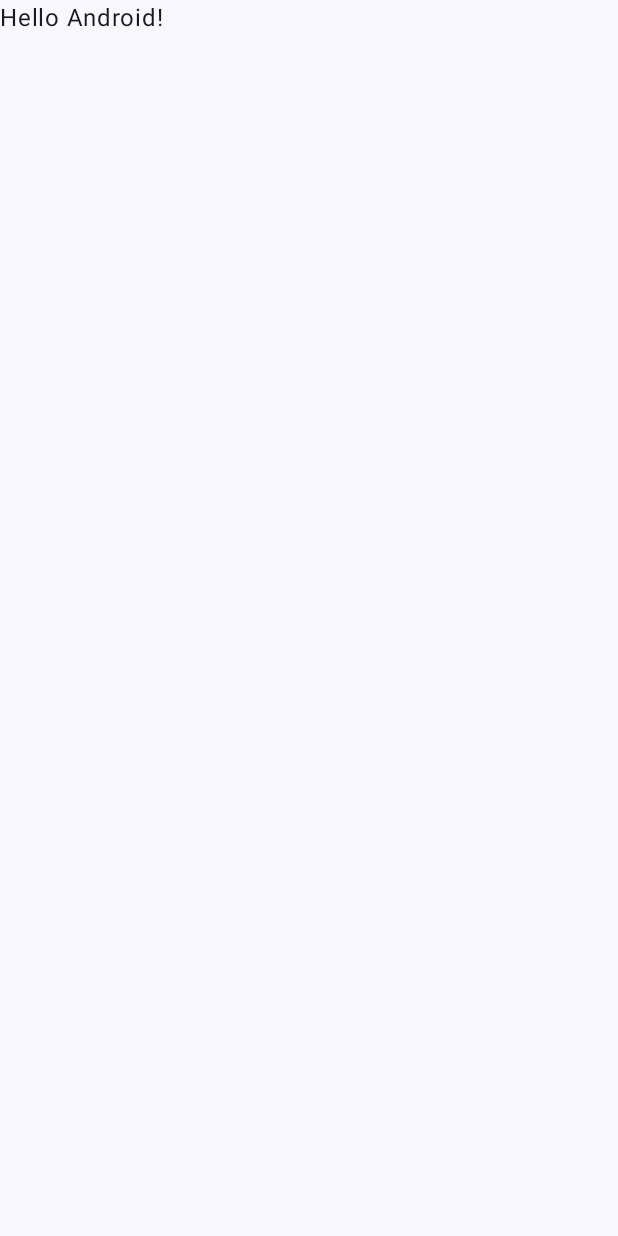
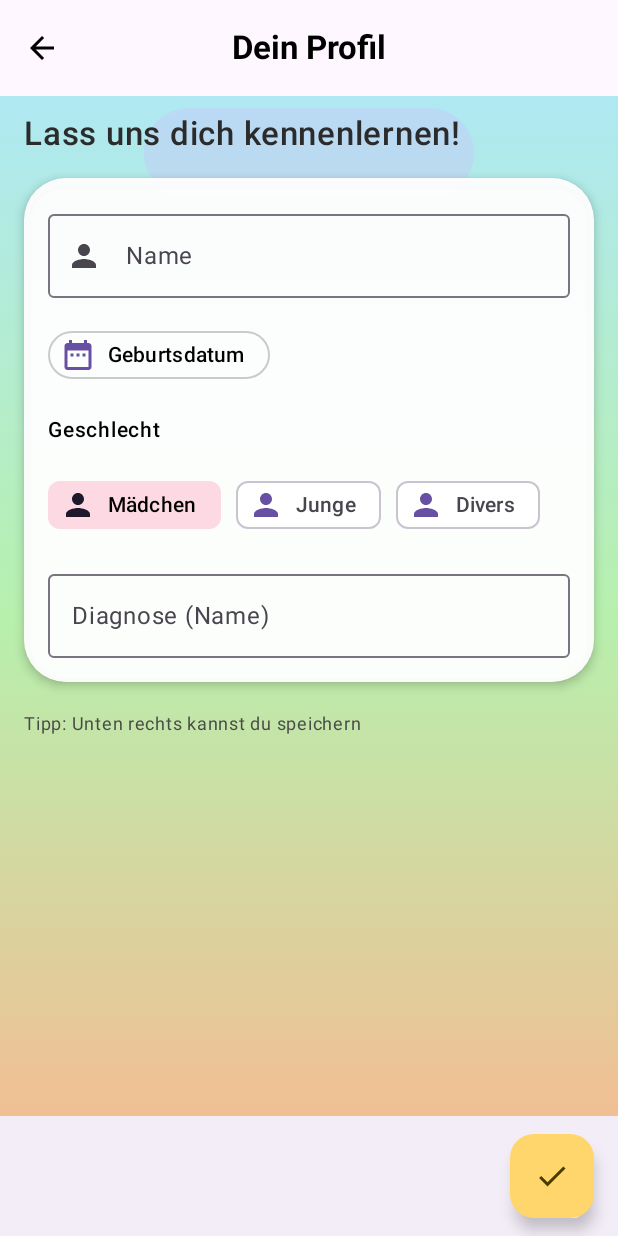
Before and after one commit to Y-Robin/de-healthai-eatelligent, an Android app built with Jetpack Compose: the screen it shows after launch (MainActivity), on a phone screen of 412 x 824 dp. Before the commit the screen is almost empty. Run offline under Robolectric (Android 15) with nearby library versions, the phone set to English and light mode, and no system bars.

Commit message:
add first Configuration View

```diff
--- a/app/src/main/java/de/healthai/eatelligent/MainActivity.kt
+++ b/app/src/main/java/de/healthai/eatelligent/MainActivity.kt
@@ -7,10 +7,7 @@ import androidx.activity.enableEdgeToEdge
 import androidx.compose.foundation.layout.fillMaxSize
 import androidx.compose.foundation.layout.padding
 import androidx.compose.material3.Scaffold
-import androidx.compose.material3.Text
-import androidx.compose.runtime.Composable
 import androidx.compose.ui.Modifier
-import androidx.compose.ui.tooling.preview.Preview
 import de.healthai.eatelligent.ui.theme.EatelligentTheme
 
 class MainActivity : ComponentActivity() {
@@ -20,28 +17,14 @@ class MainActivity : ComponentActivity() {
         setContent {
             EatelligentTheme {
                 Scaffold(modifier = Modifier.fillMaxSize()) { innerPadding ->
-                    Greeting(
-                        name = "Android",
-                        modifier = Modifier.padding(innerPadding)
-                    )
+                    UserConfigurationScreen(
+                        modifier = Modifier
+                            .padding(innerPadding)
+                            .fillMaxSize(),
+                        onBack = {},
+                        onSave = {})
                 }
             }
         }
     }
 }
-
-@Composable
-fun Greeting(name: String, modifier: Modifier = Modifier) {
-    Text(
-        text = "Hello $name!",
-        modifier = modifier
-    )
-}
-
-@Preview(showBackground = true)
-@Composable
-fun GreetingPreview() {
-    EatelligentTheme {
-        Greeting("Android")
-    }
-}
--- /dev/null
+++ b/app/src/main/java/de/healthai/eatelligent/UserConfiguration.kt
@@ -0,0 +1,416 @@
+package de.healthai.eatelligent
+
+import androidx.compose.animation.AnimatedVisibility
+import androidx.compose.animation.fadeIn
+import androidx.compose.animation.fadeOut
+import androidx.compose.foundation.BorderStroke
+import androidx.compose.foundation.background
+import androidx.compose.foundation.layout.Arrangement
+import androidx.compose.foundation.layout.Box
+import androidx.compose.foundation.layout.Column
+import androidx.compose.foundation.layout.FlowRow
+import androidx.compose.foundation.layout.Spacer
+import androidx.compose.foundation.layout.fillMaxSize
+import androidx.compose.foundation.layout.fillMaxWidth
+import androidx.compose.foundation.layout.height
+import androidx.compose.foundation.layout.padding
+import androidx.compose.foundation.layout.size
+import androidx.compose.foundation.rememberScrollState
+import androidx.compose.foundation.shape.CircleShape
+import androidx.compose.foundation.shape.RoundedCornerShape
+import androidx.compose.foundation.verticalScroll
+import androidx.compose.material.icons.Icons
+import androidx.compose.material.icons.automirrored.filled.ArrowBack
+import androidx.compose.material.icons.filled.Check
+import androidx.compose.material.icons.filled.DateRange
+import androidx.compose.material.icons.filled.Person
+import androidx.compose.material3.AssistChip
+import androidx.compose.material3.BottomAppBar
+import androidx.compose.material3.Card
+import androidx.compose.material3.CardDefaults
+import androidx.compose.material3.CenterAlignedTopAppBar
+import androidx.compose.material3.DatePicker
+import androidx.compose.material3.DatePickerDialog
+import androidx.compose.material3.ExperimentalMaterial3Api
+import androidx.compose.material3.FilterChip
+import androidx.compose.material3.FilterChipDefaults
+import androidx.compose.material3.FloatingActionButton
+import androidx.compose.material3.Icon
+import androidx.compose.material3.IconButton
+import androidx.compose.material3.MaterialTheme
+import androidx.compose.material3.OutlinedTextField
+import androidx.compose.material3.Scaffold
+import androidx.compose.material3.Text
+import androidx.compose.material3.TextButton
+import androidx.compose.material3.TextFieldColors
+import androidx.compose.material3.TextFieldDefaults
+import androidx.compose.material3.rememberDatePickerState
+import androidx.compose.runtime.Composable
+import androidx.compose.runtime.getValue
+import androidx.compose.runtime.mutableStateOf
+import androidx.compose.runtime.remember
+import androidx.compose.runtime.setValue
+import androidx.compose.ui.Alignment
+import androidx.compose.ui.Modifier
+import androidx.compose.ui.draw.clip
+import androidx.compose.ui.graphics.Brush
+import androidx.compose.ui.graphics.Color
+import androidx.compose.ui.text.font.FontWeight
+import androidx.compose.ui.text.style.TextOverflow
+import androidx.compose.ui.tooling.preview.Preview
+import androidx.compose.ui.unit.dp
+import androidx.compose.ui.unit.sp
+import de.healthai.eatelligent.ui.theme.EatelligentTheme
+import java.time.LocalDate
+import java.time.Period
+import java.time.format.DateTimeFormatter
+
+@Composable
+fun UserConfigurationView() {
+    Column {
+        Text("")
+
+    }
+}
+
+@Preview(showBackground = true)
+@Composable
+fun UserConfigurationPreview() {
+    EatelligentTheme {
+        UserConfigurationView()
+    }
+}
+
+
+// --- Domain model ------------------------------------------------------------
+
+enum class Gender { Girl, Boy, NonBinary }
+
+data class UserConfiguration(
+    val name: String = "",
+    val birthday: LocalDate? = null,
+    val gender: Gender = Gender.Girl,
+    val diagnosis: String = ""
+)
+
+// --- Screen -----------------------------------------------------------------
+
+@OptIn(ExperimentalMaterial3Api::class)
+@Composable
+fun UserConfigurationScreen(
+    modifier: Modifier = Modifier,
+    onBack: (() -> Unit)? = null,
+    onSave: ((UserConfiguration) -> Unit)? = null,
+) {
+    var value by remember { mutableStateOf(UserConfiguration()) }
+
+    // Friendly, kid-focused palette (warm & approachable)
+    val peach = Color(0xFFFFB38E)
+    val sunshine = Color(0xFFFFD66B)
+    val mint = Color(0xFFB7F0AD)
+    val sky = Color(0xFFAEE7FF)
+    val lilac = Color(0xFFCFB7FF)
+
+    val bgGradient = Brush.verticalGradient(
+        0f to sky,
+        0.5f to mint,
+        1f to peach
+    )
+
+    val scroll = rememberScrollState()
+
+    Scaffold(
+        topBar = {
+            CenterAlignedTopAppBar(
+                title = {
+                    Text(
+                        "Dein Profil",
+                        maxLines = 1,
+                        overflow = TextOverflow.Ellipsis,
+                        fontWeight = FontWeight.Bold
+                    )
+                },
+                navigationIcon = {
+                    onBack?.let {
+                        IconButton(onClick = it) {
+                            Icon(Icons.AutoMirrored.Filled.ArrowBack, contentDescription = "Zurück")
+                        }
+                    }
+                }
+            )
+        },
+        bottomBar = {
+            BottomAppBar(actions = {}, floatingActionButton = {
+                FloatingActionButton(
+                    onClick = { onSave?.invoke(value) },
+                    containerColor = sunshine,
+                    contentColor = Color(0xFF4A3A00)
+                ) {
+                    Icon(Icons.Default.Check, contentDescription = "Speichern")
+                }
+            })
+        }
+    ) { inner ->
+        Box(
+            modifier
+                .fillMaxSize()
+                .background(bgGradient)
+                .padding(inner)
+        ) {
+            // Decorative header bubble
+            Box(
+                Modifier
+                    .padding(top = 8.dp)
+                    .align(Alignment.TopCenter)
+                    .size(width = 220.dp, height = 60.dp)
+                    .clip(RoundedCornerShape(30.dp))
+                    .background(lilac.copy(alpha = 0.3f))
+            )
+
+            Column(
+                Modifier
+                    .fillMaxSize()
+                    .verticalScroll(scroll)
+                    .padding(horizontal = 16.dp, vertical = 12.dp),
+                verticalArrangement = Arrangement.spacedBy(16.dp)
+            ) {
+                Text(
+                    text = "Lass uns dich kennenlernen!",
+                    fontSize = 22.sp,
+                    fontWeight = FontWeight.SemiBold,
+                    color = Color(0xFF2B2B2B)
+                )
+
+                // Card container for inputs
+                Card(
+                    colors = CardDefaults.cardColors(containerColor = Color.White.copy(alpha = 0.95f)),
+                    shape = RoundedCornerShape(28.dp),
+                    elevation = CardDefaults.cardElevation(defaultElevation = 4.dp),
+                    modifier = Modifier.fillMaxWidth()
+                ) {
+                    Column(
+                        Modifier.padding(16.dp),
+                        verticalArrangement = Arrangement.spacedBy(14.dp)
+                    ) {
+                        // Name
+                        OutlinedTextField(
+                            value = value.name,
+                            onValueChange = { value = value.copy(name = it) },
+                            label = { Text("Name") },
+                            leadingIcon = { Icon(Icons.Default.Person, contentDescription = null) },
+                            singleLine = true,
+//                            colors = TextFieldDefaults.colors(
+//                                focusedTextColor = Color.Black,
+//                                unfocusedTextColor = Color.Black,
+//                                focusedContainerColor = Color.Transparent,
+//                                unfocusedContainerColor = Color.Transparent,
+//                                focusedLabelColor = Color.Black,
+//                                unfocusedLabelColor = Color.DarkGray,
+//                                focusedIndicatorColor = Color.Black,
+//                                unfocusedIndicatorColor = Color.Gray
+//                            ),
+                            modifier = Modifier.fillMaxWidth()
+                        )
+
+                        // Birthday
+                        val dateLabel =
+                            value.birthday?.format(DateTimeFormatter.ofPattern("dd.MM.yyyy"))
+                                ?: "Geburtsdatum"
+                        val openDate = remember { mutableStateOf(false) }
+
+                        AssistChip(
+                            onClick = { openDate.value = true },
+                            label = { Text(dateLabel) },
+                            leadingIcon = {
+                                Icon(
+                                    Icons.Default.DateRange,
+                                    contentDescription = null
+                                )
+                            },
+                            shape = RoundedCornerShape(16.dp),
+                            border = BorderStroke(1.dp, Color(0x33000000))
+                        )
+
+                        AnimatedVisibility(visible = openDate.value) {
+                            BirthdayPicker(
+                                initial = value.birthday,
+                                onConfirm = {
+                                    value = value.copy(birthday = it)
+                                    openDate.value = false
+                                },
+                                onDismiss = { openDate.value = false }
+                            )
+                        }
+
+                        // Gender
+                        Text(
+                            text = "Geschlecht",
+                            fontWeight = FontWeight.SemiBold,
+                            fontSize = 14.sp
+                        )
+                        FlowRow(
+                            horizontalArrangement = Arrangement.spacedBy(10.dp),
+                            verticalArrangement = Arrangement.spacedBy(10.dp)
+                        ) {
+                            GenderChip(
+                                selected = value.gender == Gender.Girl,
+                                label = "Mädchen",
+                                icon = { Icon(Icons.Default.Person, contentDescription = null) },
+                                color = Color(0xFFFF80AB)
+                            ) { value = value.copy(gender = Gender.Girl) }
+                            GenderChip(
+                                selected = value.gender == Gender.Boy,
+                                label = "Junge",
+                                icon = { Icon(Icons.Default.Person, contentDescription = null) },
+                                color = Color(0xFF80D8FF)
+                            ) { value = value.copy(gender = Gender.Boy) }
+                            GenderChip(
+                                selected = value.gender == Gender.NonBinary,
+                                label = "Divers",
+                                icon = {
+                                    Icon(
+                                        Icons.Default.Person,
+                                        contentDescription = null
+                                    )
+                                },
+                                color = Color(0xFFB388FF)
+                            ) { value = value.copy(gender = Gender.NonBinary) }
+                        }
+
+                        // Diagnosis
+                        OutlinedTextField(
+                            value = value.diagnosis,
+                            onValueChange = { value = value.copy(diagnosis = it) },
+                            label = { Text("Diagnose (Name)") },
+                            placeholder = { Text("z. B. Zöliakie, Laktoseintoleranz…") },
+                            singleLine = true,
+                            modifier = Modifier.fillMaxWidth()
+                        )
+
+                        // Age helper
+                        val age = remember(value.birthday) {
+                            value.birthday?.let {
+                                Period.between(
+                                    it,
+                                    LocalDate.now()
+                                ).years
+                            }
+                        }
+                        AnimatedVisibility(
+                            visible = age != null,
+                            enter = fadeIn(),
+                            exit = fadeOut()
+                        ) {
+                            AssistChip(
+                                onClick = { },
+                                label = { Text("Alter: ${age ?: 0} Jahre") },
+                                leadingIcon = {
+                                    Box(
+                                        Modifier
+                                            .size(8.dp)
+                                            .clip(CircleShape)
+                                            .background(peach)
+                                    )
+                                }
+                            )
+                        }
+                    }
+                }
+
+                // Save hint
+                Text(
+                    text = "Tipp: Unten rechts kannst du speichern",
+                    fontSize = 12.sp,
+                    color = Color(0xFF4A4A4A)
+                )
+
+                Spacer(Modifier.height(80.dp))
+            }
+        }
+    }
+}
+
+// --- Gender Chip -------------------------------------------------------------
+
+@Composable
+private fun GenderChip(
+    selected: Boolean,
+    label: String,
+    icon: @Composable (() -> Unit)? = null,
+    color: Color,
+    onClick: () -> Unit
+) {
+    FilterChip(
+        selected = selected,
+        onClick = onClick,
+        label = { Text(label) },
+        leadingIcon = icon,
+        colors = FilterChipDefaults.filterChipColors(
+            selectedContainerColor = color.copy(alpha = 0.3f),
+            selectedLabelColor = Color.Black,
+            containerColor = Color.White.copy(alpha = 0.8f)
+        ),
+        border = FilterChipDefaults.filterChipBorder(enabled = true, selected = selected)
+    )
+}
+
+// --- Birthday Picker (Material3 DatePickerDialog) ----------------------------
+
+@OptIn(ExperimentalMaterial3Api::class)
+@Composable
+private fun BirthdayPicker(
+    initial: LocalDate?,
+    onConfirm: (LocalDate?) -> Unit,
+    onDismiss: () -> Unit
+) {
+    val today = remember { LocalDate.now() }
+    val datePickerState = rememberDatePickerState(
+        initialSelectedDateMillis = initial?.atStartOfDay(java.time.ZoneId.systemDefault())
+            ?.toInstant()?.toEpochMilli()
+    )
+
+    DatePickerDialog(
+        onDismissRequest = onDismiss,
+        confirmButton = {
+            TextButton(onClick = {
+                val millis = datePickerState.selectedDateMillis
+                val date = millis?.let {
+                    java.time.Instant.ofEpochMilli(it)
+                        .atZone(java.time.ZoneId.systemDefault())
+                        .toLocalDate()
+                }
+                onConfirm(date)
+            }) { Text("Übernehmen") }
+        },
+        dismissButton = { TextButton(onClick = onDismiss) { Text("Abbrechen") } }
+    ) {
+        DatePicker(
+            state = datePickerState,
+            showModeToggle = false,
+        )
+    }
+}
+
+// --- Preview -----------------------------------------------------------------
+
+@Preview(showBackground = true, backgroundColor = 0xFFF3F3F3)
+@Composable
+private fun UserConfigurationScreen_Preview() {
+    val (value, setValue) = remember { mutableStateOf(UserConfiguration()) }
+    MaterialTheme(
+        colorScheme = MaterialTheme.colorScheme.copy(
+            primary = Color(0xFF5E60CE),
+            secondary = Color(0xFF80D8FF)
+        )
+    ) {
+        UserConfigurationScreen(
+            onBack = {},
+            onSave = {}
+        )
+    }
+}
+
+// --- Notes -------------------------------------------------------------------
+// • Compose Material3 DatePicker requires material3 >= 1.2.0 and opt-in ExperimentalMaterial3Api.
+// • Hook this screen to your ViewModel: expose a State<UserConfiguration> and forward callbacks.
+// • Colors chosen to be friendly for children while maintaining contrast (check WCAG in your theme).
--- a/app/src/main/java/de/healthai/eatelligent/ui/theme/Theme.kt
+++ b/app/src/main/java/de/healthai/eatelligent/ui/theme/Theme.kt
@@ -9,6 +9,7 @@ import androidx.compose.material3.dynamicDarkColorScheme
 import androidx.compose.material3.dynamicLightColorScheme
 import androidx.compose.material3.lightColorScheme
 import androidx.compose.runtime.Composable
+import androidx.compose.ui.graphics.Color
 import androidx.compose.ui.platform.LocalContext
 
 private val DarkColorScheme = darkColorScheme(
@@ -50,9 +51,18 @@ fun EatelligentTheme(
         else -> LightColorScheme
     }
 
+    val base = MaterialTheme.colorScheme
+    val scheme = base.copy(
+        onSurface = Color.Black,      // text on cards/surfaces
+        onBackground = Color.Black,   // text on plain background
+        onPrimary = Color.Black,      // icons/text over primary if needed
+        onSecondary = Color.Black
+    )
     MaterialTheme(
-        colorScheme = colorScheme,
-        typography = Typography,
+        colorScheme = scheme,
+        // keep typography & shapes from your app theme
+        typography = MaterialTheme.typography,
+        shapes = MaterialTheme.shapes,
         content = content
     )
 }
```
